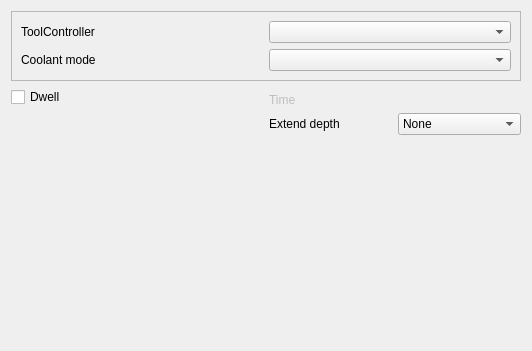
Old version of the form src/Mod/CAM/Gui/Resources/panels/PageOpTappingEdit.ui in the repository southseact-3d/fcd.
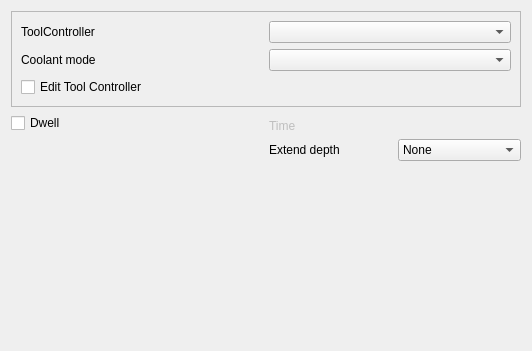
New version of the form. Custom widgets are drawn as their Qt base class.

Commit message: [CAM] Add UI elements for viewing and editing tool controller parameters from within the operation edit UI (#23180)

Patch:
```diff
--- a/src/Mod/CAM/Gui/Resources/panels/PageOpTappingEdit.ui
+++ b/src/Mod/CAM/Gui/Resources/panels/PageOpTappingEdit.ui
@@ -111,6 +111,13 @@
         </property>
        </widget>
       </item>
+      <item row="2" column="0" colspan="2">
+       <widget class="QCheckBox" name="editToolController">
+        <property name="text">
+         <string>Edit Tool Controller</string>
+        </property>
+       </widget>
+      </item>
      </layout>
     </widget>
    </item>
```
The commit also changes 26 other files.
